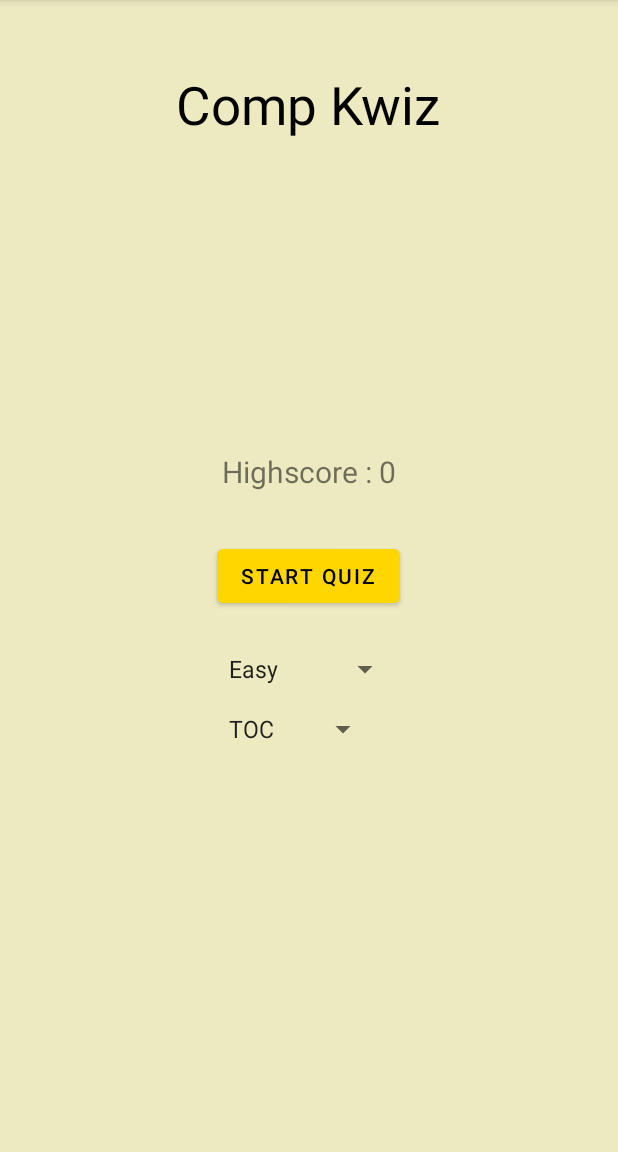
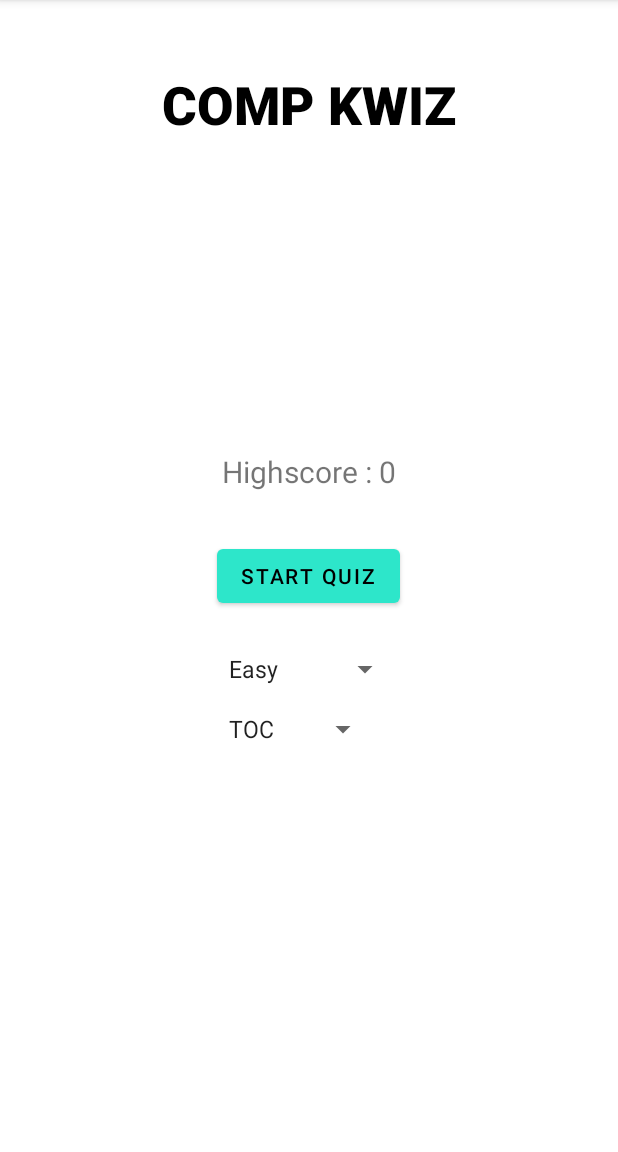
Before and after one commit to Piyush4298/Mini-Project-TE-, an Android app: the screen it shows after launch (MainActivity), on a phone screen of 412 x 824 dp, the part 84-1236 px from its top. Run offline under Robolectric (Android 15) with nearby library versions, the phone set to English and light mode, and no system bars.

Commit message:
second commit, xml(color changes)

```diff
--- a/app/src/main/res/layout/activity_main.xml
+++ b/app/src/main/res/layout/activity_main.xml
@@ -4,7 +4,7 @@
     xmlns:tools="http://schemas.android.com/tools"
     android:layout_width="match_parent"
     android:layout_height="match_parent"
-    android:background="#EDEAC2"
+    android:background="@color/design_default_color_background"
     android:padding="16dp"
     tools:context=".MainActivity">
 
@@ -14,9 +14,12 @@
         android:layout_height="wrap_content"
         android:layout_centerHorizontal="true"
         android:layout_marginTop="30dp"
+        android:fontFamily="sans-serif-medium"
         android:text="@string/comp_kwiz"
+        android:textAllCaps="true"
         android:textColor="@color/black"
-        android:textSize="35sp" />
+        android:textSize="35sp"
+        android:textStyle="bold" />
 
     <TextView
         android:id="@+id/text_view_highscore"
@@ -35,7 +38,7 @@
         android:layout_centerInParent="true"
         android:text="@string/start_quiz"
         android:textColor="@color/black"
-        app:backgroundTint="#FFD600" />
+        app:backgroundTint="#2DE6CA" />
 
     <Spinner
         android:id="@+id/spinner_difficulty"
@@ -52,10 +55,10 @@
         android:id="@+id/spinner_subject"
         android:layout_width="wrap_content"
         android:layout_height="wrap_content"
+        android:layout_below="@id/spinner_difficulty"
         android:layout_alignStart="@id/button_start_quiz"
-        android:layout_below="@id/spinner_difficulty"
-        android:layout_marginTop="16dp"
-        android:layout_alignLeft="@id/button_start_quiz" />
+        android:layout_alignLeft="@id/button_start_quiz"
+        android:layout_marginTop="16dp" />
 
 
 </RelativeLayout>
--- a/app/src/main/res/layout/activity_quiz.xml
+++ b/app/src/main/res/layout/activity_quiz.xml
@@ -4,7 +4,7 @@
     xmlns:tools="http://schemas.android.com/tools"
     android:layout_width="match_parent"
     android:layout_height="match_parent"
-    android:background="#EDEAC2"
+    android:background="@color/white"
     android:padding="16dp"
     tools:context=".QuizActivity">
 
@@ -30,6 +30,7 @@
         android:layout_below="@id/text_view_question_count"
         android:text="@string/difficulty"
         android:textColor="@color/black" />
+
     <TextView
         android:id="@+id/text_view_subject"
         android:layout_width="wrap_content"
@@ -97,7 +98,7 @@
         android:layout_height="wrap_content"
         android:layout_below="@id/radio_group"
         android:layout_marginTop="16dp"
-        android:backgroundTint="#FFD600"
+        android:backgroundTint="#2DE6CA"
         android:text="@string/confirm_button"
         android:textColor="@color/black" />
 
```
